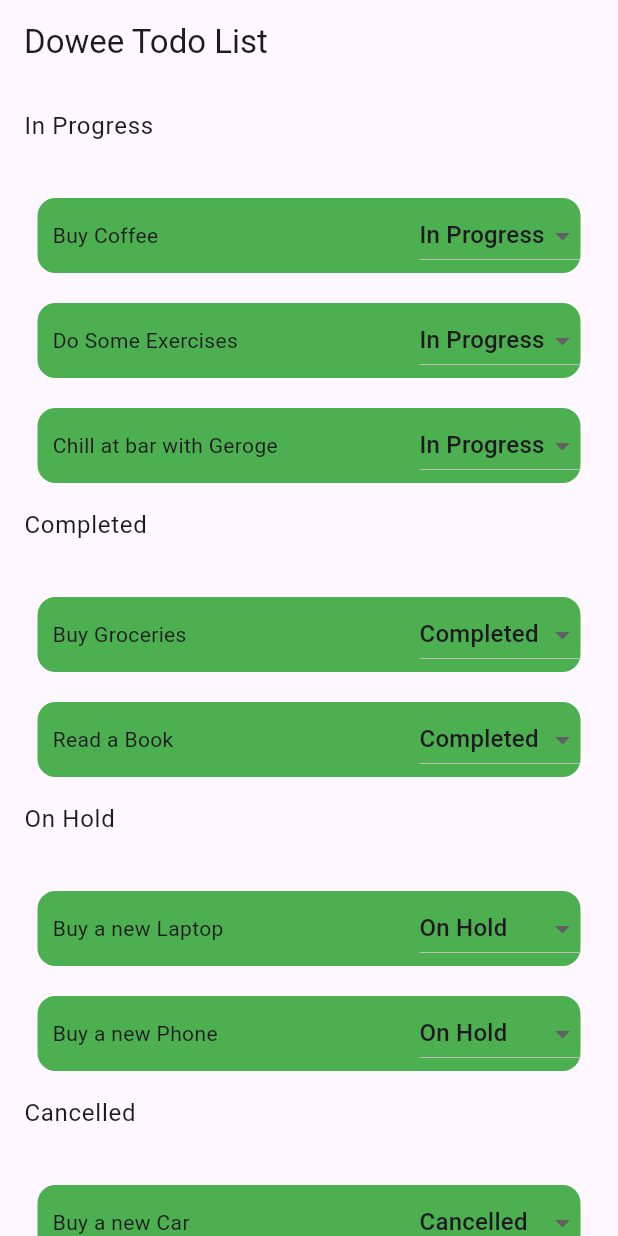
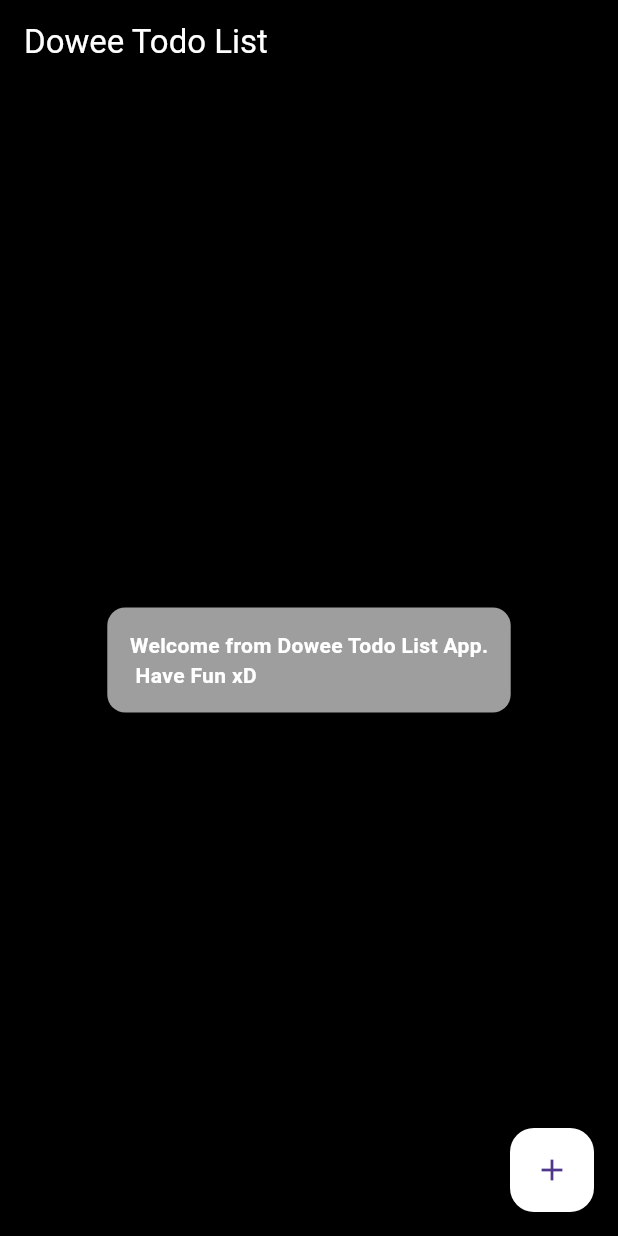
Before and after one commit to yellhtet-ux/dowee-todo-flutter-app, a Flutter app: the screen it shows after launch, on a phone screen of 412 x 824 dp. Run offline on Flutter 3.47's test engine with Material 3 defaults, Android fonts, the phone set to English and light mode, and no system bars; our stand-ins replace hive, hive_flutter; accounts and stored records are empty.

Commit message:
Initialze Hive for local db and make some UI changes. (#1)
Integrate Hive-based local storage for tasks and overhaul the home page to use persistent data and updated UI styling.

New Features:

Initialize Hive in main.dart with TaskAdapter and open a Task box.
Define Task model with Hive annotations and generate its adapter.
Introduce TaskDatabase class to load and persist a DB-backed toDoList.
Add floating action button and stubbed dialog for creating new tasks.
Enhancements:

Replace the hard-coded in-memory task list with DB-backed toDoList, loading on initState and persisting status changes.
Revamp home page UI with dark theme, styled AppBar, dynamic welcome placeholder, colored section headers, and conditional section visibility.
Update DoweeTaskList component to use string statuses, add “To Do” status, and apply status-based styling to dropdowns and task cards.
Build:

Add Hive, hive_flutter, isar_flutter_libs, path_provider to dependencies and hive_generator/build_runner to dev_dependencies in pubspec.yaml.
Update platform plugin registrants and add Podfiles for iOS and macOS to register isar_flutter_libs and path_provider plugins.

```diff
--- /dev/null
+++ b/lib/localdb/task_db.dart
@@ -0,0 +1,17 @@
+import 'package:dowee_app/model/task.dart';
+import 'package:hive_flutter/hive_flutter.dart';
+import 'package:dowee_app/main.dart';
+
+class TaskDatabase {
+  Map<String, List<Task>> toDoList = {};
+
+  //! Load data
+  void loadDBData() {
+    // toDoList = dooWeeBox.get(key);
+  }
+
+  //! Update the database
+  void updateDBData() {
+    // dooWeeBox.put("TODOLIST", toDoList);
+  }
+}
--- a/lib/main.dart
+++ b/lib/main.dart
@@ -1,7 +1,21 @@
+import 'package:dowee_app/model/task.dart';
 import 'package:dowee_app/pages/dowee_home_page.dart';
 import 'package:flutter/material.dart';
+import 'package:hive_flutter/hive_flutter.dart';
 
-void main() {
+late Box<Task> dooWeeBox;
+
+const String taskBoxName = "doo-wee-box";
+
+void main() async {
+  //! Initialize Hive
+  await Hive.initFlutter();
+
+  //! Open the box
+  Hive.registerAdapter<Task>(TaskAdapter());
+
+  dooWeeBox = await Hive.openBox<Task>(taskBoxName);
+
   runApp(const MyApp());
 }
 
@@ -13,10 +27,7 @@ class MyApp extends StatelessWidget {
     return MaterialApp(
       debugShowCheckedModeBanner: false,
       title: "Dowee",
-      home: Scaffold(
-        body: DoweeHomePage(),
-        appBar: AppBar(title: Text("Dowee Todo List"), elevation: 0),
-      ),
+      home: DoweeHomePage(),
     );
   }
 }
--- /dev/null
+++ b/lib/model/task.dart
@@ -0,0 +1,29 @@
+import 'package:hive/hive.dart';
+
+part 'task.g.dart';
+
+class TaskStatus {
+  static final inProgress = "In Progress";
+  static final completed = "Completed";
+  static final onHold = "On Hold";
+  static final cancelled = "Cancelled";
+  static final toDo = "To Do";
+}
+
+// class Task {
+//   String taskName;
+//   String taskStatus;
+
+//   Task({required this.taskName, required this.taskStatus});
+// }
+
+@HiveType(typeId: 1,adapterName: "TaskAdapter")
+class Task {
+  Task({required this.taskName, required this.taskStatus});
+
+  @HiveField(0)
+  String taskName;
+
+  @HiveField(1)
+  String taskStatus;
+}
--- a/lib/model/task_model.dart
+++ /dev/null
@@ -1,15 +0,0 @@
-enum TaskStatus { inProgress, completed, onHold, cancelled }
-
-class TaskSectionTitle {
-  static final inProgress = "In Progress";
-  static final completed = "Completed";
-  static final onHold = "On Hold";
-  static final cancelled = "Cancelled";
-}
-
-class Task {
-  String taskName;
-  TaskStatus taskStatus;
-
-  Task({required this.taskName, required this.taskStatus});
-}
--- a/lib/pages/dowee_home_page.dart
+++ b/lib/pages/dowee_home_page.dart
@@ -1,4 +1,5 @@
-import 'package:dowee_app/model/task_model.dart';
+import 'package:dowee_app/localdb/task_db.dart';
+import 'package:dowee_app/model/task.dart';
 import 'package:dowee_app/utils/components/dowee_task_list.dart';
 import 'package:flutter/material.dart';
 
@@ -10,60 +11,103 @@ class DoweeHomePage extends StatefulWidget {
 }
 
 class _DoweeHomePageState extends State<DoweeHomePage> {
-  //! This is a list of tasks that will be displayed in the app
-  final Map<String, List<Task>> _taskList = {
-    TaskSectionTitle.inProgress : [
-      Task(taskName: "Buy Coffee", taskStatus: TaskStatus.inProgress),
-      Task(taskName: "Do Some Exercises", taskStatus: TaskStatus.inProgress),
-      Task(
-        taskName: "Chill at bar with Geroge",
-        taskStatus: TaskStatus.inProgress,
-      ),
-    ],
+  //! Initialze db
+  TaskDatabase db = TaskDatabase();
 
-    TaskSectionTitle.completed: [
-      Task(taskName: "Buy Groceries", taskStatus: TaskStatus.completed),
-      Task(taskName: "Read a Book", taskStatus: TaskStatus.completed),
-    ],
-
-    TaskSectionTitle.onHold: [
-      Task(taskName: "Buy a new Laptop", taskStatus: TaskStatus.onHold),
-      Task(taskName: "Buy a new Phone", taskStatus: TaskStatus.onHold),
-    ],
-
-    TaskSectionTitle.cancelled: [
-      Task(taskName: "Buy a new Car", taskStatus: TaskStatus.cancelled),
-      Task(taskName: "Buy a new House", taskStatus: TaskStatus.cancelled),
-    ],
-  };
-
+  //! This function is called when the status of a task is changed
+  //! It updates the task list by removing the task from its current category
+  //! and adding it to the new category based on the selected status
   void _onStatusChanged(
-    TaskStatus? selectedStatus,
+    String? selectedStatus,
     int index,
     Task selectedTask,
     String categoryTitle,
   ) {
     setState(() {
       if (selectedStatus == null) return;
-
-      _taskList[categoryTitle]!.removeAt(index);
-
-      _taskList[categoryTitle]!.add(
+      db.toDoList[categoryTitle]?.removeAt(index) ?? [];
+      db.toDoList[selectedStatus]?.add(
         Task(taskName: selectedTask.taskName, taskStatus: selectedStatus),
       );
     });
+
+    db.updateDBData();
+  }
+
+  //! To create new task
+  void createNewTaskHandler() {
+    showDialog(
+      context: context,
+      builder: (context) {
+        return AlertDialog();
+      },
+    );
+  }
+
+  @override
+  void initState() {
+    //! Load the data when app start
+    db.loadDBData();
+    super.initState();
   }
 
   @override
   Widget build(BuildContext context) {
-    return ListView(
-      children: _taskList.entries.map<Widget>((element) {
+    return Scaffold(
+      backgroundColor: Colors.black,
+      appBar: AppBar(
+        title: Text("Dowee Todo List"),
+        elevation: 0,
+        backgroundColor: Colors.black,
+        foregroundColor: Colors.white,
+      ),
+
+      body: db.toDoList.isEmpty
+          ? Center(
+              child: Container(
+                padding: EdgeInsets.all(15.0),
+                decoration: BoxDecoration(
+                  color: Colors.grey,
+                  borderRadius: BorderRadius.circular(12.0),
+                ),
+                child: Text(
+                  "Welcome from Dowee Todo List App.\n Have Fun xD",
+                  style: TextStyle(
+                    fontWeight: FontWeight.bold,
+                    color: Colors.white,
+                  ),
+                ),
+              ),
+            )
+          : ListView(
+              children: db.toDoList.entries.map<Widget>((element) {
                 final categoryTitle = element.key;
                 final taskList = element.value;
                 return Column(
                   crossAxisAlignment: CrossAxisAlignment.start,
                   children: [
-            ListTile(title: Text(categoryTitle)),
+                    taskList.isNotEmpty
+                        ? ListTile(
+                            title: Container(
+                              padding: EdgeInsets.all(10.5),
+                              child: Text(
+                                categoryTitle,
+                                style: TextStyle(
+                                  color: categoryTitle == TaskStatus.inProgress
+                                      ? Colors.yellow
+                                      : categoryTitle == TaskStatus.completed
+                                      ? Colors.green
+                                      : categoryTitle == TaskStatus.onHold
+                                      ? Colors.orange
+                                      : categoryTitle == TaskStatus.toDo
+                                      ? Colors.grey
+                                      : Colors.red,
+                                  fontWeight: FontWeight.bold,
+                                ),
+                              ),
+                            ),
+                          )
+                        : SizedBox(), //! To disappear if there is no task in the section
                     ListView.builder(
                       itemCount: taskList.length,
                       shrinkWrap: true,
@@ -84,6 +128,12 @@ class _DoweeHomePageState extends State<DoweeHomePage> {
                   ],
                 );
               }).toList(),
+            ),
+      floatingActionButton: FloatingActionButton(
+        onPressed: createNewTaskHandler,
+        child: Icon(Icons.add),
+        backgroundColor: Theme.of(context).colorScheme.onPrimary,
+      ),
     );
   }
 }
--- a/lib/utils/components/dowee_task_list.dart
+++ b/lib/utils/components/dowee_task_list.dart
@@ -1,10 +1,10 @@
-import 'package:dowee_app/model/task_model.dart';
+import 'package:dowee_app/model/task.dart';
 import 'package:flutter/material.dart';
 
 class DoweeTaskList extends StatelessWidget {
   final String? taskTitle;
-  final TaskStatus? taskStatus;
-  final ValueChanged<TaskStatus?>? onStatusChanged;
+  final String? taskStatus;
+  final ValueChanged<String?>? onStatusChanged;
 
   const DoweeTaskList({
     super.key,
@@ -24,36 +24,53 @@ class DoweeTaskList extends StatelessWidget {
         child: Row(
           spacing: 15.0,
           children: [
+            //* Task Title */
             Text(taskTitle ?? "No Title"),
 
+            //* Spacer */
             const Spacer(),
 
+            //* Task Status Dropdown */
             DropdownButton(
-              items: const [
+              items: [
                 DropdownMenuItem(
-                  child: Text("In Progress"),
+                  child: Text(TaskStatus.inProgress),
                   value: TaskStatus.inProgress,
                 ),
                 DropdownMenuItem(
-                  child: Text("Completed"),
+                  child: Text(TaskStatus.completed),
                   value: TaskStatus.completed,
                 ),
                 DropdownMenuItem(
-                  child: Text("On Hold"),
+                  child: Text(TaskStatus.onHold),
                   value: TaskStatus.onHold,
                 ),
                 DropdownMenuItem(
-                  child: Text("Cancelled"),
+                  child: Text(TaskStatus.cancelled),
                   value: TaskStatus.cancelled,
+                ),
+                DropdownMenuItem(
+                  child: Text(TaskStatus.toDo),
+                  value: TaskStatus.toDo,
                 ),
               ],
               value: taskStatus,
               onChanged: onStatusChanged,
+              style: TextStyle(color: Colors.black,fontWeight: FontWeight.w500),
+              underline: SizedBox(),
+              borderRadius: BorderRadius.circular(12.0),
             ),
           ],
         ),
         decoration: BoxDecoration(
-          color: Colors.green,
+          color: taskStatus == TaskStatus.inProgress
+              ? Colors.yellow
+              : taskStatus == TaskStatus.completed
+              ? Colors.green
+              : taskStatus == TaskStatus.onHold
+              ? Colors.orange
+              : taskStatus == TaskStatus.toDo
+              ? Colors.grey : Colors.red,
           borderRadius: BorderRadius.circular(12.0),
         ),
       ),
--- a/pubspec.yaml
+++ b/pubspec.yaml
@@ -30,6 +30,10 @@ environment:
 dependencies:
   flutter:
     sdk: flutter
+  hive:
+  hive_flutter:
+  isar_flutter_libs: ^4.0.0-dev.13
+  path_provider: ^2.1.0
 
   # The following adds the Cupertino Icons font to your application.
   # Use with the CupertinoIcons class for iOS style icons.
@@ -38,6 +42,8 @@ dependencies:
 dev_dependencies:
   flutter_test:
     sdk: flutter
+  hive_generator:
+  build_runner:
 
   # The "flutter_lints" package below contains a set of recommended lints to
   # encourage good coding practices. The lint set provided by the package is
```
Also changed, not shown: lib/model/task.g.dart (added), pubspec.lock, 14 other files. Lines whose indentation alone changed are shown as unchanged.
